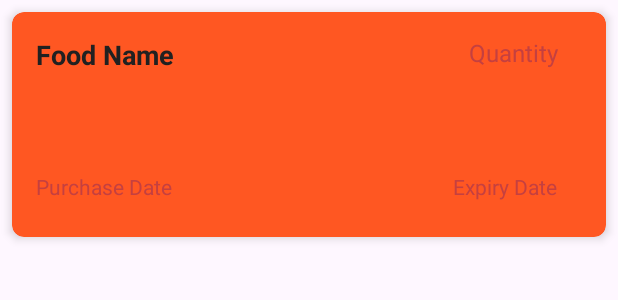
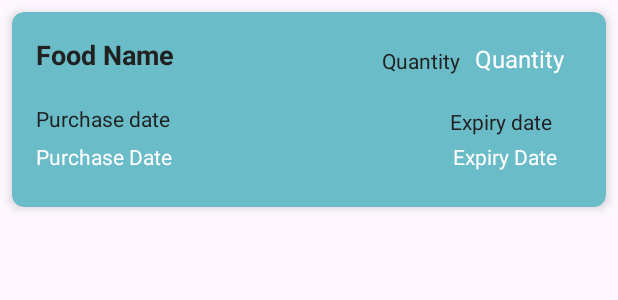
Before and after one commit to ajay-papnai/Manage-Food-waste-effectively, an Android app: the layout recycler_list.xml on its own in the app's theme, with its tools: preview values and no code run, on a phone screen of 412 x 824 dp. Shown: the top 300 px of the screen. Run offline under Robolectric (Android 15) with nearby library versions, the phone set to English and light mode, and no system bars.

Commit message:
only Inventory is working properly

```diff
--- a/app/src/main/res/layout/activity_main.xml
+++ b/app/src/main/res/layout/activity_main.xml
@@ -6,6 +6,7 @@
     android:id="@+id/main"
     android:layout_width="match_parent"
     android:layout_height="match_parent"
+    android:background="@color/background_color"
     tools:context=".MainActivity">
 
 
--- a/app/src/main/res/layout/recycler_list.xml
+++ b/app/src/main/res/layout/recycler_list.xml
@@ -4,7 +4,7 @@
     xmlns:app="http://schemas.android.com/apk/res-auto"
     xmlns:tools="http://schemas.android.com/tools"
     android:layout_width="match_parent"
-    android:layout_height="150dp"
+    android:layout_height="130dp"
     android:layout_margin="8dp"
     app:cardBackgroundColor="@color/cardViewBackground"
     app:cardCornerRadius="8dp"
@@ -30,7 +30,8 @@
             android:id="@+id/qty"
             android:layout_width="wrap_content"
             android:layout_height="wrap_content"
-            android:layout_marginEnd="16dp"
+            android:layout_marginTop="4dp"
+            android:layout_marginEnd="12dp"
             android:text="Quantity"
             android:textColor="@color/textSecondary"
             android:textSize="16sp"
@@ -46,7 +47,8 @@
             android:textSize="14sp"
             app:layout_constraintBottom_toBottomOf="@+id/expiry"
             app:layout_constraintStart_toStartOf="parent"
-            app:layout_constraintTop_toTopOf="@+id/expiry" />
+            app:layout_constraintTop_toTopOf="@+id/expiry"
+            app:layout_constraintVertical_bias="0.0" />
 
         <TextView
             android:id="@+id/expiry"
@@ -60,6 +62,37 @@
             app:layout_constraintBottom_toBottomOf="parent"
             app:layout_constraintEnd_toEndOf="parent" />
 
+        <TextView
+            android:id="@+id/textView2"
+            android:layout_width="wrap_content"
+            android:layout_height="wrap_content"
+            android:layout_marginBottom="6dp"
+            android:text="Purchase date"
+            android:textColor="@color/textPrimary"
+            app:layout_constraintBottom_toTopOf="@+id/purchase"
+            app:layout_constraintStart_toStartOf="@+id/purchase" />
+
+        <TextView
+            android:id="@+id/textView3"
+            android:layout_width="wrap_content"
+            android:layout_height="wrap_content"
+            android:layout_marginEnd="3dp"
+            android:layout_marginBottom="4dp"
+            android:text="Expiry date"
+            android:textColor="@color/textPrimary"
+            app:layout_constraintBottom_toTopOf="@+id/expiry"
+            app:layout_constraintEnd_toEndOf="@+id/expiry" />
+
+        <TextView
+            android:id="@+id/textView4"
+            android:layout_width="wrap_content"
+            android:layout_height="wrap_content"
+            android:layout_marginEnd="10dp"
+            android:text="Quantity"
+            android:textColor="@color/textPrimary"
+            app:layout_constraintBottom_toBottomOf="@+id/qty"
+            app:layout_constraintEnd_toStartOf="@+id/qty" />
+
     </androidx.constraintlayout.widget.ConstraintLayout>
 
 </androidx.cardview.widget.CardView>
--- a/app/src/main/res/values-night/colors.xml
+++ b/app/src/main/res/values-night/colors.xml
@@ -5,7 +5,7 @@
     <color name="edit_text_hint_color">#BBBBBB</color>
     <color name="button_text_color">#FFFFFF</color>
     <color name="button_background">#495AB1</color>
-    <color name="background_color">#121212</color>
+    <color name="background_color">#F0F0F0</color>
     <color name="text_color">#FFFFFF</color>
 
     <color name="colorPrimary">#3BDADA</color>
--- a/app/src/main/res/values/colors.xml
+++ b/app/src/main/res/values/colors.xml
@@ -14,9 +14,9 @@
     <color name="text_color">#000000</color>
 
 
-    <color name="cardViewBackground">#FF5722</color>
+    <color name="cardViewBackground">#6ABDC8</color>
     <color name="textPrimary">#212121</color> <!-- Dark gray for primary text -->
-    <color name="textSecondary">#C54040</color> <!-- Light gray for secondary text -->
+    <color name="textSecondary">#FFFFFF</color> <!-- Light gray for secondary text -->
 
 
     <color name="colorPrimary">#0CD8D8</color>
```
Also changed, not shown: app/src/main/java/com/example/foodwaste/Cart/shopping_item.java (+9 -0 lines), app/src/main/res/layout/recycler_shopping.xml (+14 -1 lines).
